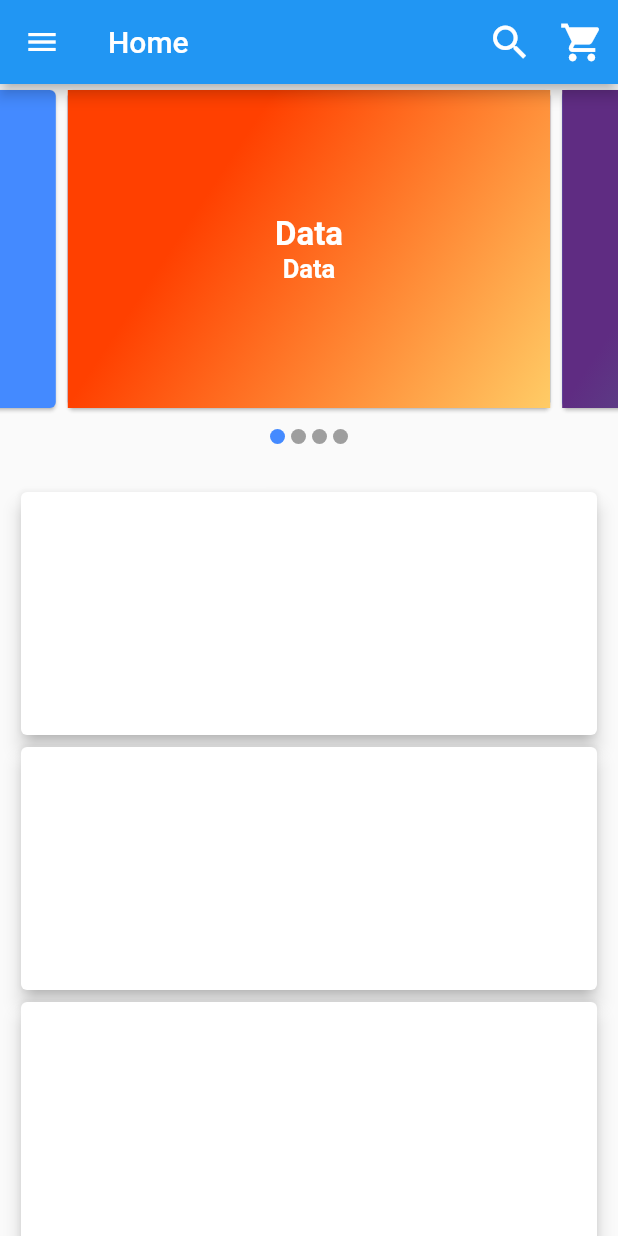
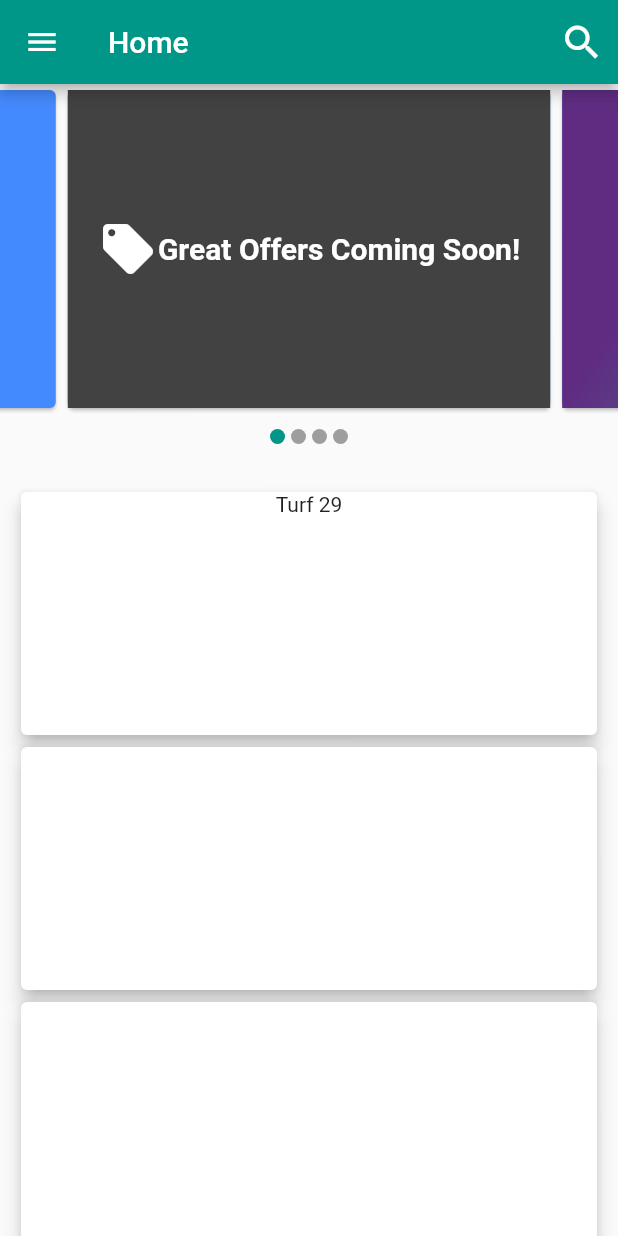
Before and after one commit to creepymarshmallow117/booking_app, a Flutter app: the screen it shows after launch, on a phone screen of 412 x 824 dp. Run offline on Flutter 3.47's test engine with Material 2 defaults, Android fonts, the phone set to English and light mode, and no system bars; drawn by our look-alikes of carousel_slider; our stand-ins replace cloud_firestore, firebase_auth, firebase_core, firebase_storage, image_cropper, image_picker and 1 more; missing offline and left inert: dart:ffi, firebase_image; accounts and stored records are empty.

Commit message:
Updated home page.

```diff
--- a/lib/screens/home/home.dart
+++ b/lib/screens/home/home.dart
@@ -81,33 +81,12 @@ class _HomeState extends State<Home> {
     }
     return Scaffold(
       appBar: AppBar(
-        title: appBarTitle,
+        backgroundColor: Colors.teal,
+        title: Text("Home", style: TextStyle(color: Colors.white)),
             actions: <Widget>[
-            IconButton(icon: Icon(Icons.search),iconSize : 30,onPressed:() {
+            IconButton(icon: Icon(Icons.search, color: Colors.white,),iconSize : 30,onPressed:() {
               showSearch(context: context, delegate: Datasearch());
             }),
-            Row(
-            mainAxisAlignment: MainAxisAlignment.end,
-            children: <Widget>[
-              IconButton(
-                          icon : Icon(Icons.shopping_cart,color: Colors.white),
-                          iconSize: 30,
-                          onPressed: () {
-                            if(_isVisible == true){
-                            Navigator.push(
-                              context,
-                              MaterialPageRoute(builder: (context) => Cart()),
-                            );
-                            }else{
-                              Navigator.push(
-                                context,
-                                MaterialPageRoute(builder: (context) => Authenticate()),
-                              );
-                            }
-                          },
-                        )
-                      ],
-                    ),
                     ],
                   ),
           drawer : Drawer(
@@ -116,7 +95,7 @@ class _HomeState extends State<Home> {
             children: <Widget>[
             DrawerHeader(
               decoration: BoxDecoration(
-                color: Colors.blue,
+                color: Colors.teal,
               ),
               child: Text('Welcome User',
               style: TextStyle(
@@ -126,7 +105,7 @@ class _HomeState extends State<Home> {
             ),
           ),
           ListTile(
-            leading: Icon(Icons.home),
+            leading: Icon(Icons.home, color: Colors.teal),
             title: Text('Home'),
             onTap: () {
               Navigator.pop(context);
@@ -138,7 +117,7 @@ class _HomeState extends State<Home> {
           Visibility(
             visible: _isVisible,
             child: ListTile(
-            leading: Icon(Icons.message),
+            leading: Icon(Icons.message, color: Colors.teal),
             title: Text('Your Orders'),
             onTap: () {
               Navigator.pop(context);
@@ -151,7 +130,7 @@ class _HomeState extends State<Home> {
           Visibility(
             visible: _isVisible,
             child: ListTile(
-            leading: Icon(Icons.account_circle),
+            leading: Icon(Icons.account_circle, color: Colors.teal),
             title: Text('Profile'),
             onTap: () async{
               if(user != null) {
@@ -177,7 +156,7 @@ class _HomeState extends State<Home> {
           Visibility(
             visible: _isVisible,
             child: ListTile(
-            leading: Icon(Icons.logout),
+            leading: Icon(Icons.logout, color: Colors.teal),
             title: Text('Log Out'),
             onTap: () {
               Navigator.pop(context);
@@ -188,7 +167,7 @@ class _HomeState extends State<Home> {
           Visibility(
             visible: !_isVisible,
             child: ListTile(
-            leading: Icon(Icons.account_circle),
+            leading: Icon(Icons.account_circle,color: Colors.teal),
             title: Text('Login/Sign up'),
             onTap: () {
               Navigator.pop(context);
@@ -246,7 +225,7 @@ class _HomeState extends State<Home> {
                   margin: EdgeInsets.symmetric(vertical: 10.0, horizontal: 2.0),
                   decoration: BoxDecoration(
                     shape: BoxShape.circle,
-                    color: _currentIndex == index ? Colors.blueAccent : Colors.grey,
+                    color: _currentIndex == index ? Colors.teal : Colors.grey,
                   ),
                 );
               }),
@@ -256,14 +235,11 @@ class _HomeState extends State<Home> {
               height: 170,
               width: double.maxFinite,
               child: Card(
-                elevation: 5,
+                child: Column(
+                  children: [
+                    Text("Turf 29")
+                  ],
                 ),
-            ),
-            Container(
-              margin: EdgeInsets.fromLTRB(10,0,10,0),
-              height: 170,
-              width: double.maxFinite,
-              child: Card(
                 elevation: 5,
               ),
             ),
@@ -329,25 +305,26 @@ class Datasearch extends SearchDelegate<String> {
   Widget buildSuggestions(BuildContext context) {
     return Container(
             child : StreamBuilder<QuerySnapshot>(
-                stream: FirebaseFirestore.instance.collection("client").snapshots(),
+                stream: FirebaseFirestore.instance.collection("client").orderBy("groundName").snapshots(),
                 builder: (context,snapshot){
                   List<String> suggestionList = List<String>();
-                      for(int i = 0; i<snapshot.data.docs.length; i++){
+                    for (int i = 0; i < snapshot.data.docs.length; i++) {
                       DocumentSnapshot data = snapshot.data.docs.elementAt(i);
                       suggestionList.add(data.data()['groundName']);
                     }
-
                     String query1 = toBeginningOfSentenceCase(query);
                     print(query1);
                     print(query);
-                  List<String> searchList= suggestionList.where((element)=> element.startsWith(query1)).toList();
+                    List<String> searchList = suggestionList.where((element) =>
+                        element.startsWith(query1)).toList();
                     print(suggestionList);
                     print(searchList);
                     List<String> idList = List<String>();
-                  for(int i=0; i<snapshot.data.docs.length;i++){
+                    for (int i = 0; i < snapshot.data.docs.length; i++) {
                       DocumentSnapshot data = snapshot.data.docs.elementAt(i);
-                    for(int j=0; j<searchList.length;j++){
-                      if(data.data()['groundName'] == searchList.elementAt(j)){
+                      for (int j = 0; j < searchList.length; j++) {
+                        if (data.data()['groundName'] ==
+                            searchList.elementAt(j)) {
                           idList.add(data.id);
                         }
                       }
@@ -388,30 +365,19 @@ class Item1 extends StatelessWidget {
   Widget build(BuildContext context) {
     return Container(
       decoration: BoxDecoration(
-        gradient: LinearGradient(
-            begin: Alignment.topLeft,
-            end: Alignment.bottomRight,
-            stops: [0.3, 1],
-            colors: [Color(0xffff4000),Color(0xffffcc66),]
+        color: Colors.grey[800],
       ),
-      ),
-      child: Column(
+      child: Row(
         mainAxisAlignment: MainAxisAlignment.center,
         children: <Widget>[
+          Icon(Icons.local_offer, size: 40, color: Colors.white,),
+          SizedBox(height: 20),
           Text(
-              "Data",
+              "Great Offers Coming Soon!",
               style: TextStyle(
                   color: Colors.white,
-                  fontSize: 22.0,
+                  fontSize: 20,
                   fontWeight: FontWeight.bold
-              )
-          ),
-          Text(
-              "Data",
-              style: TextStyle(
-                  color: Colors.white,
-                  fontSize: 17.0,
-                  fontWeight: FontWeight.w600
               )
           ),
         ],
```
Also changed, not shown: lib/screens/authenticate/login.dart (+6 -6 lines), lib/screens/authenticate/register.dart (+6 -27 lines), lib/screens/home/profile.dart (+111 -88 lines), lib/screens/home/schedule.dart (deleted, +0 -157 lines), lib/screens/home/search.dart (+45 -48 lines), lib/screens/home/slots.dart (added, +45 -0 lines). Lines whose indentation alone changed are shown as unchanged.
